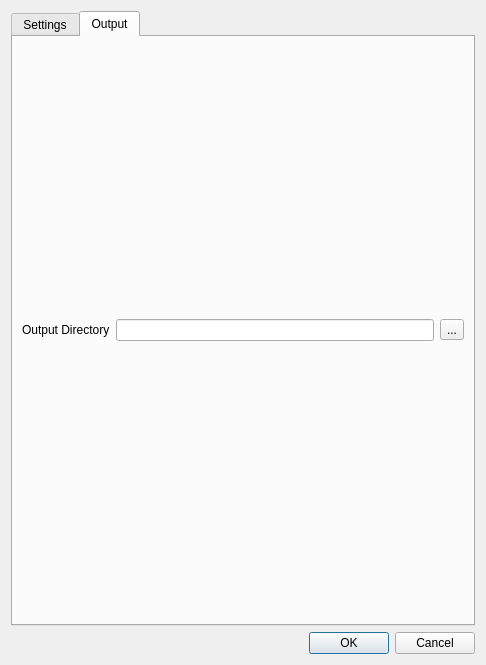
Old version of the form src/ui/create_simulation_dialog.ui in the repository IPH-ECO/iph-eco-gui.
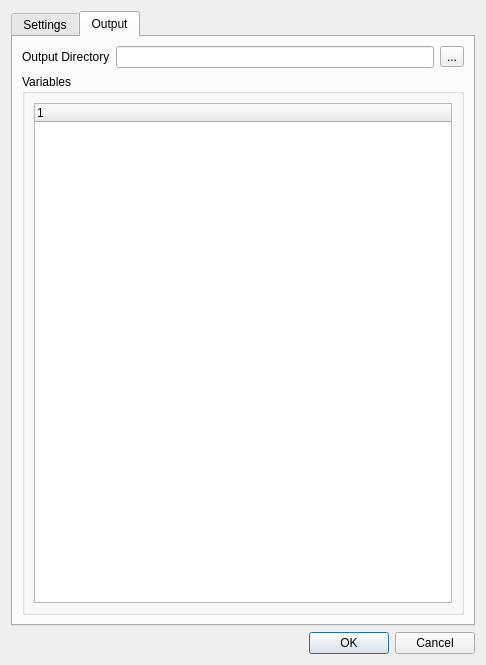
New version of the form. The open tabs and pages were chosen to show the change. Icons and pictures are not drawn.

Commit message: Simulation output parameters

```diff
--- a/src/ui/create_simulation_dialog.ui
+++ b/src/ui/create_simulation_dialog.ui
@@ -342,6 +342,18 @@
          </property>
         </widget>
        </item>
+       <item row="2" column="0" colspan="3">
+        <widget class="QGroupBox" name="groupBox_2">
+         <property name="title">
+          <string>Variables</string>
+         </property>
+         <layout class="QGridLayout" name="gridLayout_4">
+          <item row="0" column="0">
+           <widget class="QTreeWidget" name="trOutputVariables"/>
+          </item>
+         </layout>
+        </widget>
+       </item>
       </layout>
      </widget>
     </widget>
```
Left out of the diff: 2 changed lines with no effect on the pictures. The commit also changes 11 other files.
